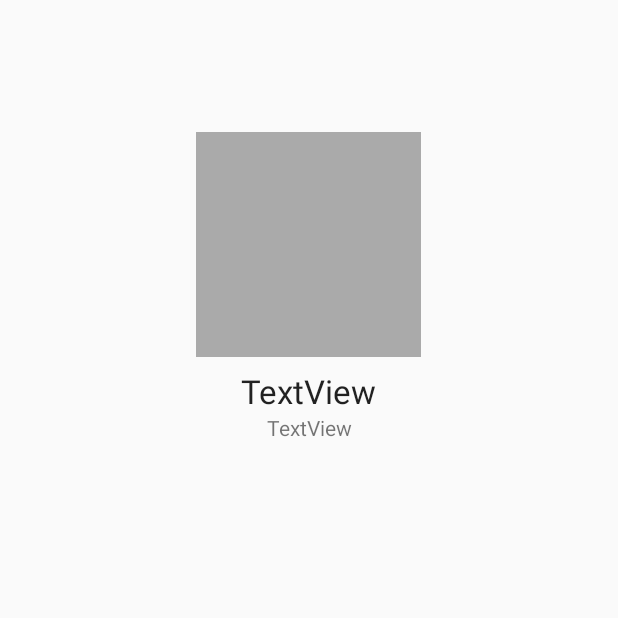
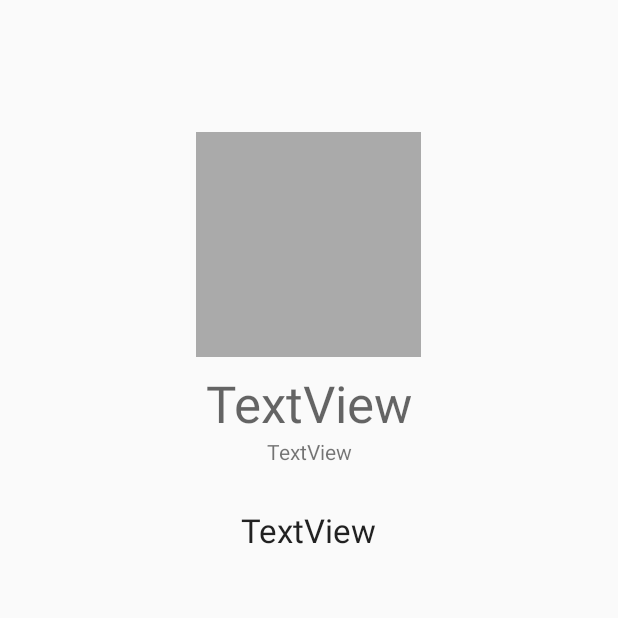
Before and after one commit to pearsinapod/pearsApplication, an Android app: the fragment matchProfileFragment shown on its own in the app's theme, on a phone screen of 412 x 824 dp, the top half of it. Run offline under Robolectric (Android 15) with nearby library versions, the phone set to English and light mode, and no system bars; pictures from the network do not load; 5 statements that could not run were skipped.

Commit message:
aarushi - fixed some stuff

```diff
--- a/app/src/main/java/com/fb/pearsapplication/fragments/ChildPearFragment.java
+++ b/app/src/main/java/com/fb/pearsapplication/fragments/ChildPearFragment.java
@@ -75,7 +75,7 @@ public class ChildPearFragment extends Fragment {
         }
     }
 
-    private void setOnClickListeners() {
+    public void setOnClickListeners() {
         btnViewProfile.setOnClickListener(new View.OnClickListener() {
             @Override
             public void onClick(View view) {
--- a/app/src/main/java/com/fb/pearsapplication/fragments/matchProfileFragment.java
+++ b/app/src/main/java/com/fb/pearsapplication/fragments/matchProfileFragment.java
@@ -52,7 +52,7 @@ public class matchProfileFragment extends Fragment {
         ParseFile profileImage = pearUser.getParseFile("profileImage");
         String profileImageString = pearUser.getString("profilePicString");
         if (profileImage != null) {
-            Glide.with(getContext()).load(profileImage).apply(RequestOptions.circleCropTransform()).into(ivProfileOther);
+            Glide.with(getContext()).load(profileImage.getUrl()).apply(RequestOptions.circleCropTransform()).into(ivProfileOther);
         } else if (profileImageString != null) {
             Glide.with(getContext()).load(profileImageString).apply(RequestOptions.circleCropTransform()).into(ivProfileOther);
         } else {
--- a/app/src/main/res/layout/fragment_match_profile.xml
+++ b/app/src/main/res/layout/fragment_match_profile.xml
@@ -1,6 +1,8 @@
 <?xml version="1.0" encoding="utf-8"?>
 <androidx.constraintlayout.widget.ConstraintLayout
-    xmlns:android="http://schemas.android.com/apk/res/android" android:layout_width="match_parent"
+    xmlns:android="http://schemas.android.com/apk/res/android"
+    xmlns:tools="http://schemas.android.com/tools"
+    android:layout_width="match_parent"
     xmlns:app="http://schemas.android.com/apk/res-auto"
     android:layout_height="match_parent">
 
@@ -29,13 +31,28 @@
         android:layout_marginEnd="8dp"
         android:layout_marginRight="8dp"
         android:text="TextView"
-        android:textAppearance="@style/TextAppearance.AppCompat.Large"
+        android:textAppearance="@style/TextAppearance.AppCompat.Display1"
         app:layout_constraintEnd_toEndOf="parent"
         app:layout_constraintStart_toStartOf="parent"
         app:layout_constraintTop_toBottomOf="@+id/ivProfileOther" />
 
     <TextView
         android:id="@+id/tvDescription"
+        android:layout_width="wrap_content"
+        android:layout_height="wrap_content"
+        android:layout_marginStart="8dp"
+        android:layout_marginLeft="8dp"
+        android:layout_marginTop="28dp"
+        android:layout_marginEnd="8dp"
+        android:layout_marginRight="8dp"
+        android:text="TextView"
+        android:textAppearance="@style/TextAppearance.AppCompat.Large"
+        app:layout_constraintEnd_toEndOf="parent"
+        app:layout_constraintStart_toStartOf="parent"
+        app:layout_constraintTop_toBottomOf="@+id/tvDistance" />
+
+    <TextView
+        android:id="@+id/tvDistance"
         android:layout_width="wrap_content"
         android:layout_height="wrap_content"
         android:layout_marginStart="8dp"
--- a/app/src/main/res/layout/fragment_profile.xml
+++ b/app/src/main/res/layout/fragment_profile.xml
@@ -30,7 +30,7 @@
         android:layout_marginEnd="8dp"
         android:layout_marginRight="8dp"
         android:text="TextView"
-        android:textAppearance="@style/TextAppearance.AppCompat.Large"
+        android:textAppearance="@style/TextAppearance.AppCompat.Display1"
         app:layout_constraintEnd_toEndOf="parent"
         app:layout_constraintStart_toStartOf="parent"
         app:layout_constraintTop_toBottomOf="@+id/ivProfileOther" />
@@ -41,9 +41,11 @@
         android:layout_height="wrap_content"
         android:layout_marginStart="8dp"
         android:layout_marginLeft="8dp"
+        android:layout_marginTop="20dp"
         android:layout_marginEnd="8dp"
         android:layout_marginRight="8dp"
         android:text="TextView"
+        android:textAppearance="@style/TextAppearance.AppCompat.Large"
         app:layout_constraintEnd_toEndOf="parent"
         app:layout_constraintStart_toStartOf="parent"
         app:layout_constraintTop_toBottomOf="@+id/tvName" />
```
Also changed, not shown: app/src/main/java/com/fb/pearsapplication/fragments/ChildPearButtonFragment.java (+22 -4 lines).
